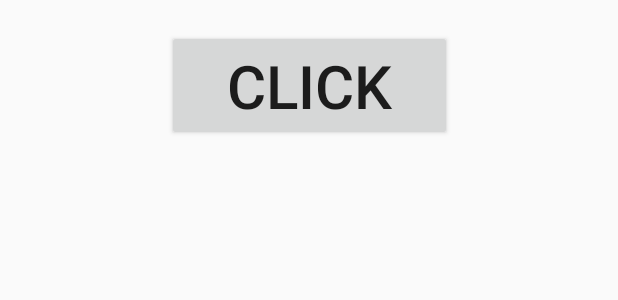
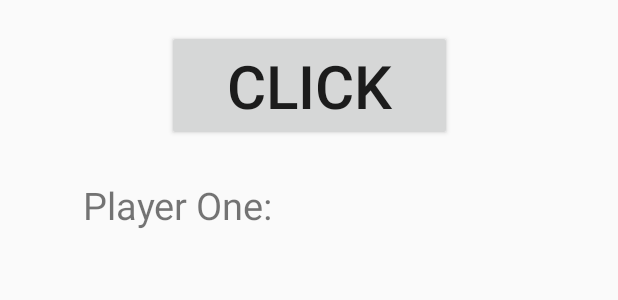
Before and after one commit to devAlexanderKonopelko/CatsVSDogs, an Android app: the layout activity_fragment_cats.xml on its own in the app's theme, with its tools: preview values and no code run, on a phone screen of 412 x 824 dp. Shown: the top 300 px of the screen. Run offline under Robolectric (Android 15) with nearby library versions, the phone set to English and light mode, and no system bars.

Commit message:
add fragment logic

```diff
--- a/app/src/main/res/layout/activity_fragment_cats.xml
+++ b/app/src/main/res/layout/activity_fragment_cats.xml
@@ -7,7 +7,7 @@
     tools:context=".FragmentCats">
 
     <Button
-        android:id="@+id/clickDogs"
+        android:id="@+id/clickCats"
         android:layout_width="190dp"
         android:layout_height="wrap_content"
         android:text="@string/click"
@@ -15,16 +15,29 @@
         android:layout_marginTop="20dp"
         app:layout_constraintEnd_toEndOf="parent"
         app:layout_constraintStart_toStartOf="parent"
-        app:layout_constraintTop_toTopOf="parent" />
+        app:layout_constraintTop_toTopOf="parent"
+        />
 
     <TextView
         android:id="@+id/textCats"
         android:layout_width="120dp"
         android:layout_height="40dp"
         android:layout_marginTop="25dp"
-        app:layout_constraintTop_toBottomOf="@+id/clickDogs"
-        app:layout_constraintEnd_toEndOf="parent"
-        app:layout_constraintStart_toStartOf="parent" />
+        app:layout_constraintTop_toBottomOf="@+id/clickCats"
+        app:layout_constraintStart_toEndOf="@+id/playerCats"
+        app:layout_constraintEnd_toEndOf="parent" />
+
+    <TextView
+        android:id="@+id/playerCats"
+        android:layout_width="wrap_content"
+        android:layout_height="40dp"
+        android:layout_marginTop="25dp"
+        android:text="@string/player_one"
+        android:textSize="25sp"
+        app:layout_constraintTop_toBottomOf="@+id/clickCats"
+        app:layout_constraintEnd_toStartOf="@+id/textCats"
+        app:layout_constraintStart_toStartOf="parent"
+         />
 
     <ImageView
         android:id="@+id/animationsCats"
--- a/app/src/main/res/values/strings.xml
+++ b/app/src/main/res/values/strings.xml
@@ -1,4 +1,6 @@
 <resources>
     <string name="app_name">CatsVsDogs</string>
     <string name="click">Click</string>
+    <string name="player_one">Player One:</string>
+    <string name="player_two">Player Two</string>
 </resources>
```
Also changed, not shown: app/src/main/java/com/example/catsvsdogs/FragmentCats.kt (+23 -1 lines), app/src/main/java/com/example/catsvsdogs/FragmentDogs.kt (+23 -1 lines), app/src/main/java/com/example/catsvsdogs/GameActivity.kt (+8 -0 lines), app/src/main/res/layout/activity_fragment_dogs.xml (+14 -2 lines).
